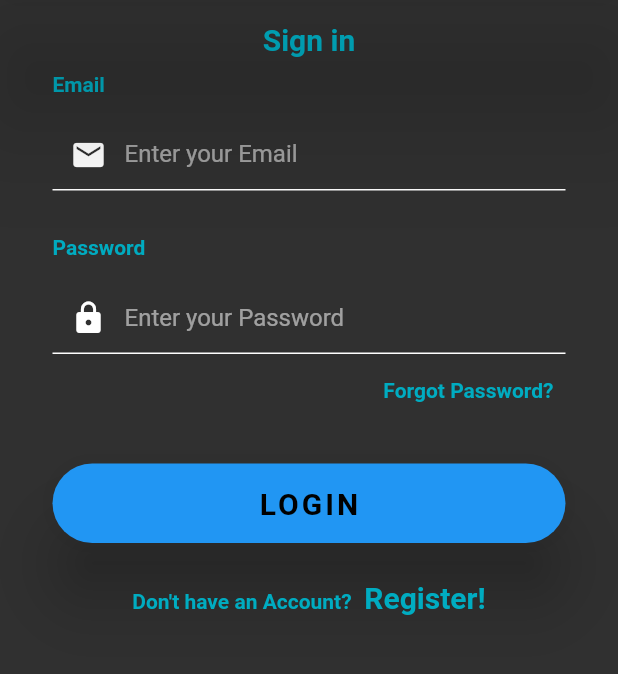
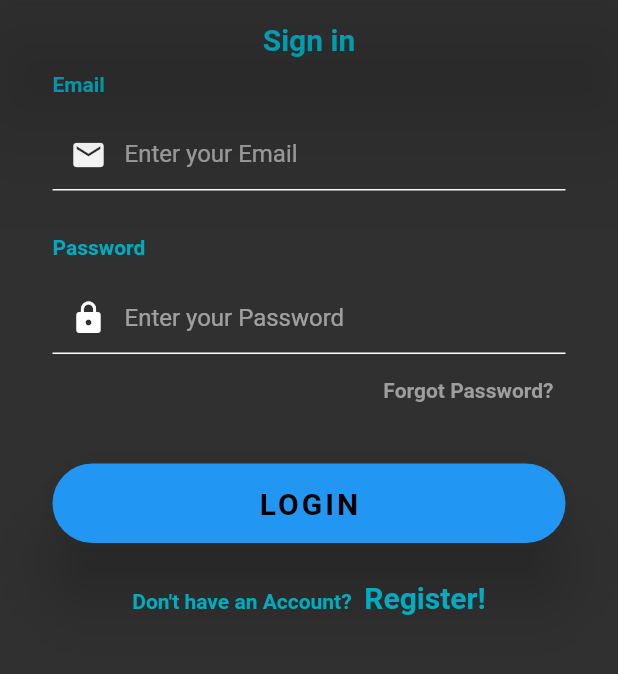
Before and after one commit to jsteinberg7/Soshi, a Flutter app: the screen it shows after launch, on a phone screen of 412 x 824 dp, the part 84-758 px from its top. Run offline on Flutter 3.47's test engine with Material 2 defaults, Android fonts, the phone set to English and light mode, and no system bars; our stand-ins replace cached_network_image, circular_profile_avatar, cloud_firestore, contacts_service, custom_navigation_bar, firebase_analytics and 14 more; missing offline and left inert: flutter_barcode_scanner, the_validator; accounts and stored records are empty; Roboto replaces fonts that are missing (OpenSans).

```diff
--- a/lib/screens/login/loginscreen.dart
+++ b/lib/screens/login/loginscreen.dart
@@ -145,7 +145,7 @@ class _LoginScreenState extends State<LoginScreen> {
         },
         child: Text('Forgot Password?',
             style: TextStyle(
-                color: Colors.cyan[600], fontWeight: FontWeight.bold)),
+                color: Colors.grey[500], fontWeight: FontWeight.bold)),
       ),
     );
   }
--- a/lib/services/auth.dart
+++ b/lib/services/auth.dart
@@ -38,6 +38,7 @@ class AuthService {
       Analytics.logSignIn('email');
       return user;
     } catch (e) {
+      print("Login Error: " + e.toString());
       showDialog(
         context: contextIn,
         builder: (BuildContext context) {
@@ -46,7 +47,7 @@ class AuthService {
                 borderRadius: BorderRadius.all(Radius.circular(40.0))),
             backgroundColor: Colors.blueGrey[900],
             title: Text(
-              "Invalid Credentials.",
+              "Invalid Credentials. \n",
               style: TextStyle(
                   color: Colors.cyan[600], fontWeight: FontWeight.bold),
             ),
```
Also changed, not shown: lib/constants/widgets.dart (+2 -5 lines), lib/screens/mainapp/friendScreen.dart (+5 -4 lines), 1 other file.
